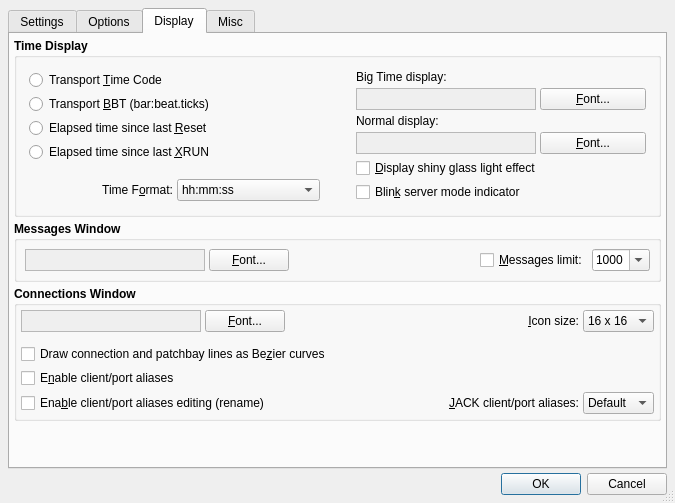
Old version of the form src/qjackctlSetupForm.ui in the repository rncbc/qjackctl.
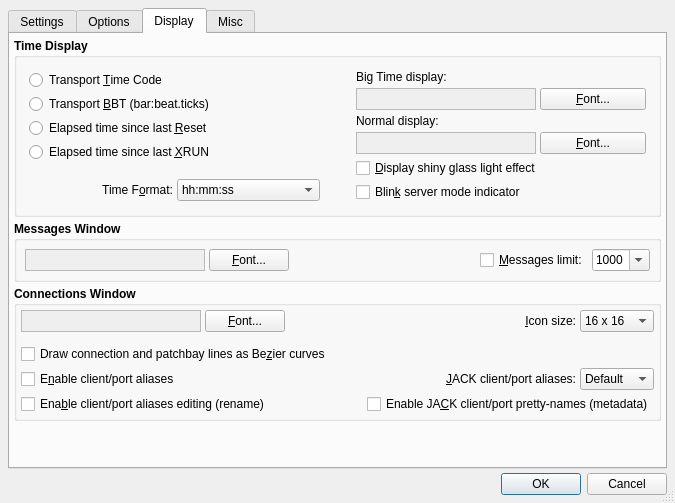
New version of the form. The open tabs and pages were chosen to show the change. Icons and pictures are not drawn. Custom widgets are drawn as their Qt base class.

Commit message: - JACK client/port pretty-name (metadata) support is being   introduced (under heavy refactoring; patch by Paul Davis).   (EXPERIMENTAL)

Patch:
```diff
--- a/src/qjackctlSetupForm.ui
+++ b/src/qjackctlSetupForm.ui
@@ -3325,7 +3325,7 @@
             </property>
            </spacer>
           </item>
-          <item row="0" column="3">
+          <item row="0" column="4">
            <widget class="QLabel" name="ConnectionsIconSizeTextLabel">
             <property name="font">
              <font>
@@ -3347,7 +3347,7 @@
             </property>
            </widget>
           </item>
-          <item row="0" column="4">
+          <item row="0" column="5">
            <widget class="QComboBox" name="ConnectionsIconSizeComboBox">
             <property name="font">
              <font>
@@ -3416,7 +3416,7 @@
             </property>
            </widget>
           </item>
-          <item row="3" column="0">
+          <item row="3" column="0" colspan="3">
            <widget class="QCheckBox" name="AliasesEnabledCheckBox">
             <property name="font">
              <font>
@@ -3435,26 +3435,7 @@
             </property>
            </widget>
           </item>
-          <item row="4" column="0" colspan="2">
-           <widget class="QCheckBox" name="AliasesEditingCheckBox">
-            <property name="font">
-             <font>
-              <weight>50</weight>
-              <bold>false</bold>
-             </font>
-            </property>
-            <property name="toolTip">
-             <string>Whether to enable in-place client/port name editing (rename)</string>
-            </property>
-            <property name="text">
-             <string>Ena&amp;ble client/port aliases editing (rename)</string>
-            </property>
-            <property name="shortcut">
-             <string>Alt+B</string>
-            </property>
-           </widget>
-          </item>
-          <item row="4" column="3">
+          <item row="3" column="4">
            <widget class="QLabel" name="JackClientPortAliasTextLabel">
             <property name="font">
              <font>
@@ -3476,7 +3457,7 @@
             </property>
            </widget>
           </item>
-          <item row="4" column="4">
+          <item row="3" column="5">
            <widget class="QComboBox" name="JackClientPortAliasComboBox">
             <property name="font">
              <font>
@@ -3510,6 +3491,44 @@
             </item>
            </widget>
           </item>
+          <item row="4" column="0" colspan="3">
+           <widget class="QCheckBox" name="AliasesEditingCheckBox">
+            <property name="font">
+             <font>
+              <weight>50</weight>
+              <bold>false</bold>
+             </font>
+            </property>
+            <property name="toolTip">
+             <string>Whether to enable in-place client/port name editing (rename)</string>
+            </property>
+            <property name="text">
+             <string>Ena&amp;ble client/port aliases editing (rename)</string>
+            </property>
+            <property name="shortcut">
+             <string>Alt+B</string>
+            </property>
+           </widget>
+          </item>
+          <item row="4" column="3" colspan="3">
+           <widget class="QCheckBox" name="JackClientPortMetadataCheckBox">
+            <property name="font">
+             <font>
+              <weight>50</weight>
+              <bold>false</bold>
+             </font>
+            </property>
+            <property name="toolTip">
+             <string>JACK client/port pretty-name (metadata) display mode</string>
+            </property>
+            <property name="text">
+             <string>Enable JA&amp;CK client/port pretty-names (metadata)</string>
+            </property>
+            <property name="shortcut">
+             <string>Alt+C</string>
+            </property>
+           </widget>
+          </item>
          </layout>
         </widget>
        </item>
```
Left out of the diff: 4 changed lines with no effect on the pictures. The commit also changes 19 other files.
